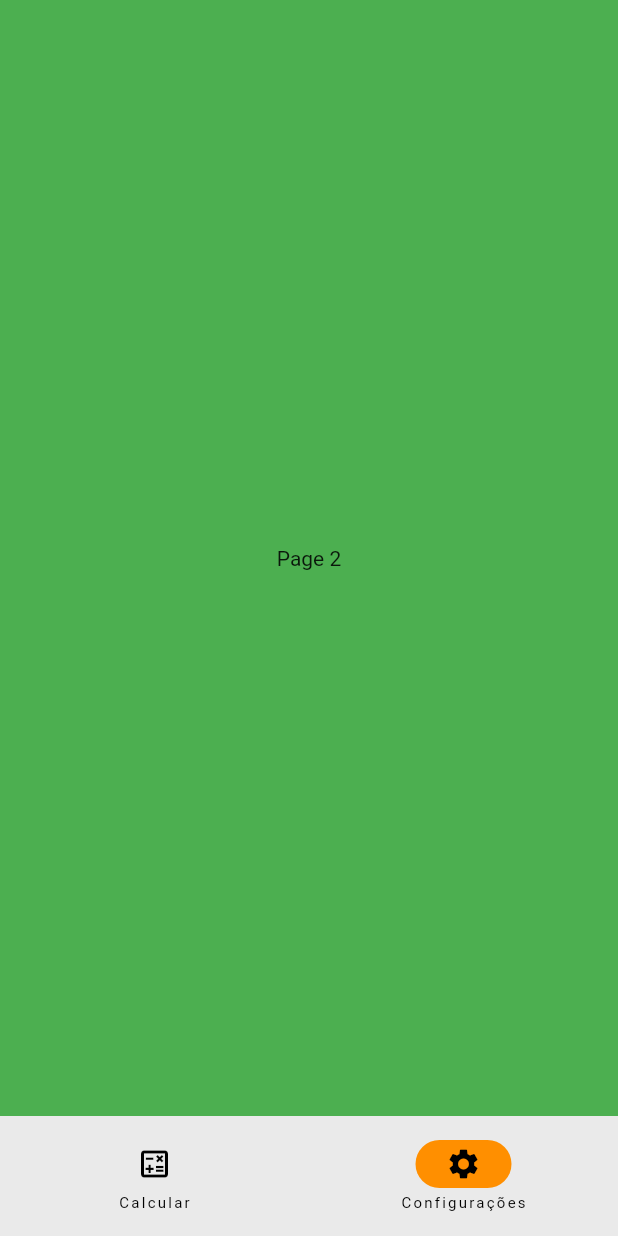
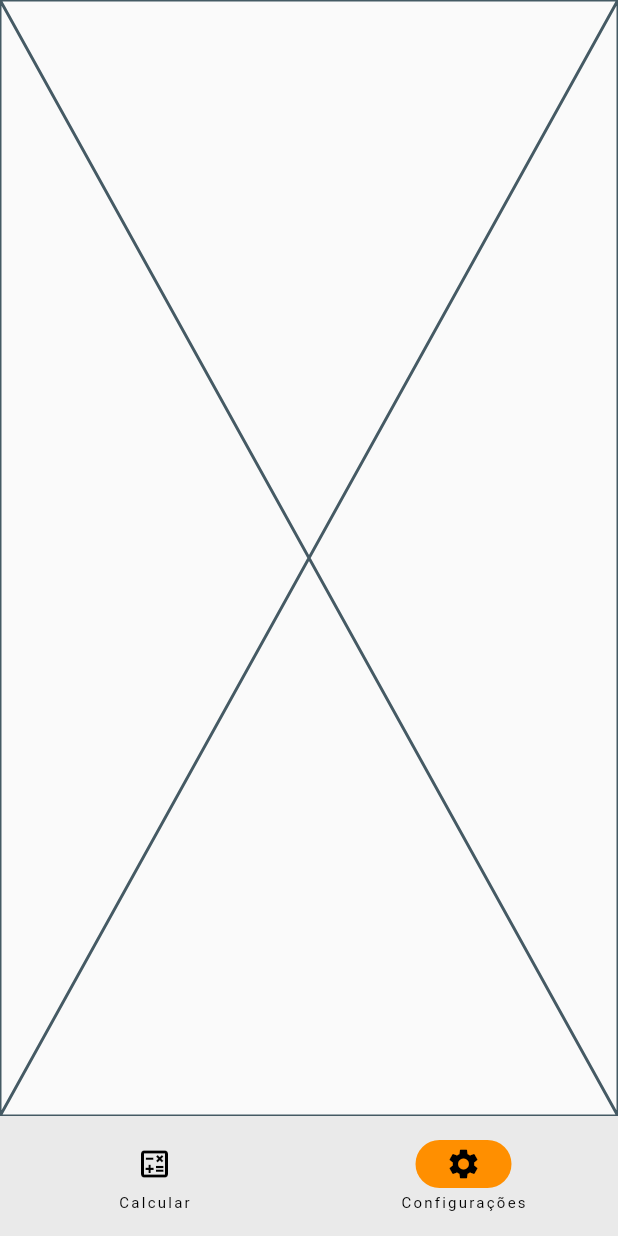
Before and after one commit to eduardocordova21/calculadora_imc_flutter, a Flutter app: the screen it shows after launch, item 2 of the bottom bar chosen, on a phone screen of 412 x 824 dp. Run offline on Flutter 3.47's test engine with Material 2 defaults, Android fonts, the phone set to English and light mode, and no system bars.

```diff
--- /dev/null
+++ b/lib/views/configuration_view.dart
@@ -0,0 +1,15 @@
+import 'package:flutter/material.dart';
+
+class ConfigurationView extends StatefulWidget {
+  const ConfigurationView({super.key});
+
+  @override
+  State<ConfigurationView> createState() => _ConfigurationViewState();
+}
+
+class _ConfigurationViewState extends State<ConfigurationView> {
+  @override
+  Widget build(BuildContext context) {
+    return const Placeholder();
+  }
+}
--- a/lib/views/main_view.dart
+++ b/lib/views/main_view.dart
@@ -1,4 +1,5 @@
 import 'package:calculadora_imc/views/calculate_view.dart';
+import 'package:calculadora_imc/views/configuration_view.dart';
 import 'package:flutter/material.dart';
 
 class MainView extends StatefulWidget {
@@ -37,11 +38,7 @@ class _MainViewState extends State<MainView> {
       ),
       body: <Widget>[
         const CalculateView(),
-        Container(
-          color: Colors.green,
-          alignment: Alignment.center,
-          child: const Text('Page 2'),
-        ),
+        const ConfigurationView(),
       ][currentPageIndex],
     );
   }
```
